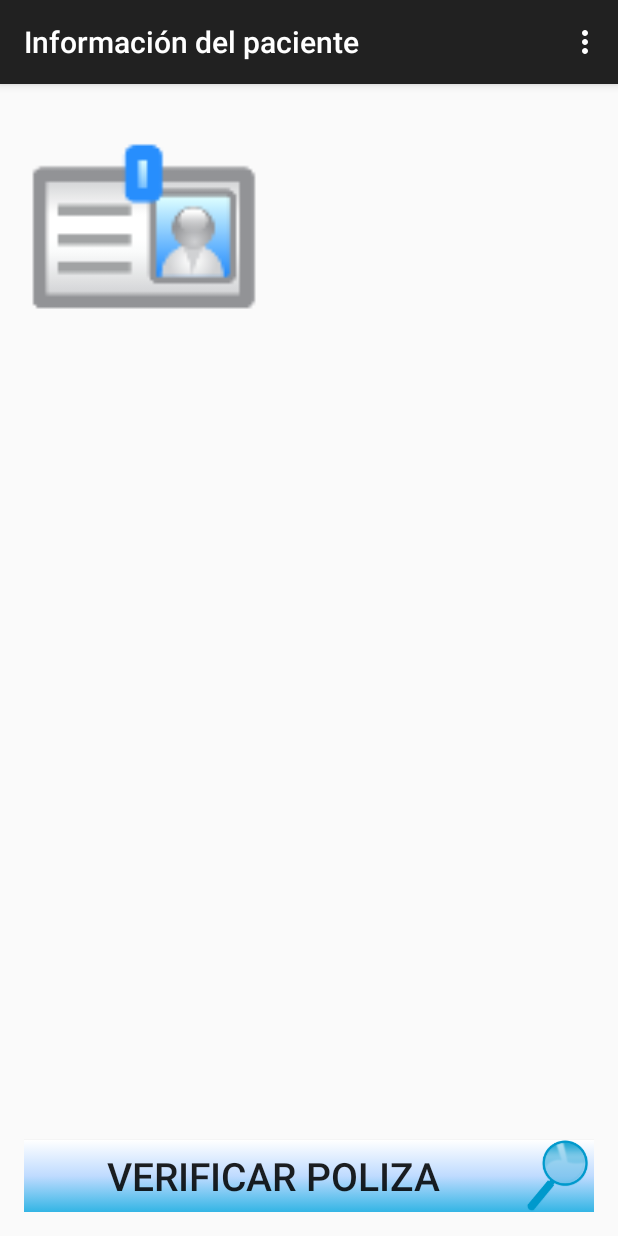
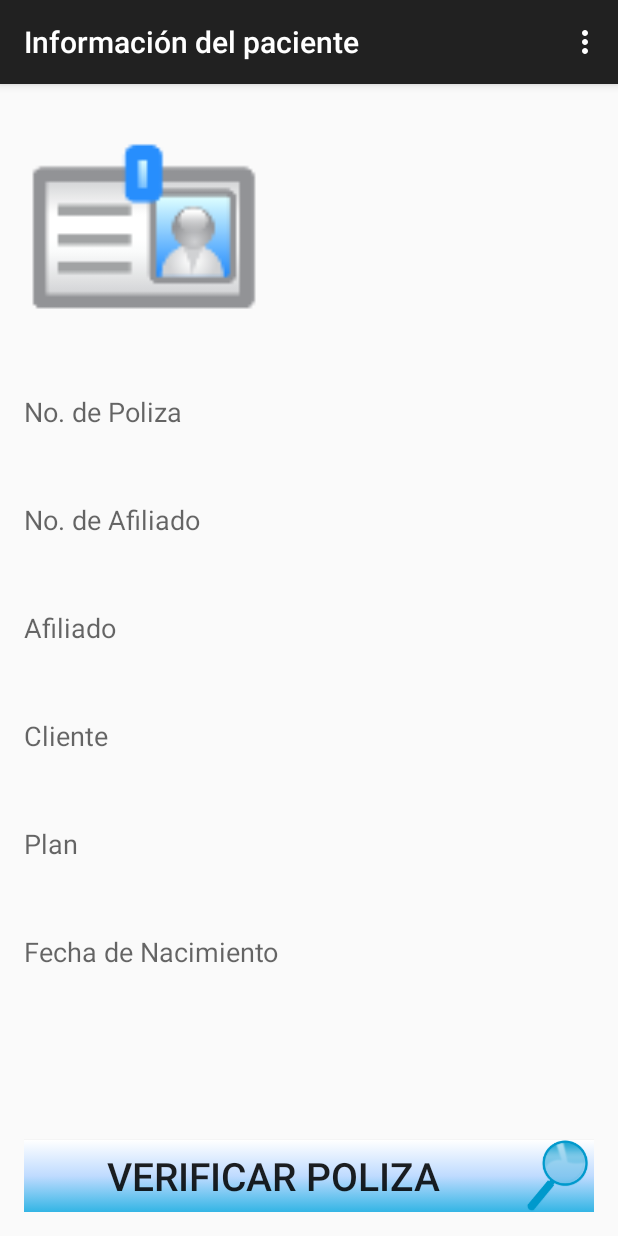
Before and after one commit to Breslyofimatic/ARS, an Android app: the ReaderActivity screen opened directly, with no data from a screen before it, on a phone screen of 412 x 824 dp. Run offline under Robolectric (Android 15) with nearby library versions, the phone set to English and light mode, and no system bars.

Commit message:
Arreglos en Resources

```diff
--- a/ofimatic.ars/src/main/res/layout/activity_main.xml
+++ b/ofimatic.ars/src/main/res/layout/activity_main.xml
@@ -2,10 +2,8 @@
     xmlns:tools="http://schemas.android.com/tools"
     android:layout_width="match_parent"
     android:layout_height="match_parent"
-    android:paddingLeft="@dimen/activity_horizontal_margin"
-    android:paddingRight="@dimen/activity_horizontal_margin"
-    android:paddingTop="@dimen/activity_vertical_margin"
-    android:paddingBottom="@dimen/activity_vertical_margin"
+    android:background="@drawable/listgrad"
+
     tools:context="com.ofimatic.ars.MainActivity">
 
     <ImageView
--- a/ofimatic.ars/src/main/res/layout/activity_reader.xml
+++ b/ofimatic.ars/src/main/res/layout/activity_reader.xml
@@ -1,4 +1,19 @@
 <RelativeLayout xmlns:android="http://schemas.android.com/apk/res/android"
+    xmlns:tools="http://schemas.android.com/tools"
+    android:layout_width="match_parent"
+    android:layout_height="match_parent"
+    tools:context="com.ofimatic.ars.ReaderOnlineActivity">
+
+    <ScrollView android:id="@+id/ScrollView02"
+        android:layout_width="fill_parent"
+        android:layout_height="fill_parent"
+        android:fillViewport="true"
+        android:fadeScrollbars="false"
+        >
+
+
+
+    <RelativeLayout xmlns:android="http://schemas.android.com/apk/res/android"
     xmlns:tools="http://schemas.android.com/tools"
     android:layout_width="match_parent"
     android:layout_height="match_parent"
@@ -12,7 +27,7 @@
         android:layout_width="wrap_content"
         android:layout_height="wrap_content"
         android:textAppearance="?android:attr/textAppearanceMedium"
-        android:id="@+id/tvNoPoliza"
+        android:id="@+id/poliza"
         android:text="@string/NoPoliza"
         android:layout_marginTop="190dp"
         android:layout_alignParentLeft="true"
@@ -22,8 +37,8 @@
         android:layout_width="wrap_content"
         android:layout_height="wrap_content"
         android:textAppearance="?android:attr/textAppearanceMedium"
-        android:id="@+id/tab1Vencimiento"
-        android:layout_below="@+id/tvNoPoliza"
+        android:id="@+id/tvNoPoliza"
+        android:layout_below="@+id/poliza"
         android:layout_marginTop="2dp"
         android:textSize="26sp"
         android:textStyle="bold"
@@ -33,9 +48,9 @@
         android:layout_width="wrap_content"
         android:layout_height="wrap_content"
         android:textAppearance="?android:attr/textAppearanceMedium"
-        android:id="@+id/tvNoAfiliado"
+        android:id="@+id/noafiliado"
         android:text="@string/NoAfiliado"
-        android:layout_below="@+id/tab1Vencimiento"
+        android:layout_below="@+id/tvNoPoliza"
         android:layout_marginTop="10dp"
         android:layout_alignParentLeft="true"
         android:layout_alignParentStart="true"/>
@@ -44,8 +59,8 @@
         android:layout_width="wrap_content"
         android:layout_height="wrap_content"
         android:textAppearance="?android:attr/textAppearanceMedium"
-        android:id="@+id/tab1Documento"
-        android:layout_below="@+id/tvNoAfiliado"
+        android:id="@+id/tvNoAfiliado"
+        android:layout_below="@+id/noafiliado"
         android:layout_marginTop="2dp"
         android:textSize="26sp"
         android:textStyle="bold"
@@ -55,9 +70,9 @@
         android:layout_width="wrap_content"
         android:layout_height="wrap_content"
         android:textAppearance="?android:attr/textAppearanceMedium"
-        android:id="@+id/tvAfiliado"
+        android:id="@+id/afiliado"
         android:text="@string/Afiliado"
-        android:layout_below="@+id/tab1Documento"
+        android:layout_below="@+id/tvNoAfiliado"
         android:layout_marginTop="10dp"
         android:layout_alignParentLeft="true"
         android:layout_alignParentStart="true"/>
@@ -66,12 +81,81 @@
         android:layout_width="wrap_content"
         android:layout_height="wrap_content"
         android:textAppearance="?android:attr/textAppearanceMedium"
-        android:id="@+id/tab1Nacionalidad"
-        android:layout_below="@+id/tvAfiliado"
+        android:id="@+id/tvAfiliado"
+        android:layout_below="@+id/afiliado"
         android:layout_marginTop="2dp"
         android:textSize="26sp"
         android:textStyle="bold"
         android:layout_centerHorizontal="true"/>
+
+    <TextView
+        android:layout_width="wrap_content"
+        android:layout_height="wrap_content"
+        android:textAppearance="?android:attr/textAppearanceMedium"
+        android:id="@+id/cliente"
+        android:text="Cliente"
+        android:layout_below="@+id/tvAfiliado"
+        android:layout_marginTop="10dp"
+        android:layout_alignParentLeft="true"
+        android:layout_alignParentStart="true"/>
+
+    <TextView
+        android:layout_width="wrap_content"
+        android:layout_height="wrap_content"
+        android:textAppearance="?android:attr/textAppearanceMedium"
+        android:id="@+id/tvClienteCompany"
+        android:layout_below="@+id/cliente"
+        android:layout_marginTop="2dp"
+        android:textSize="26sp"
+        android:textStyle="bold"
+        android:layout_centerHorizontal="true"/>
+
+
+    <TextView
+        android:layout_width="wrap_content"
+        android:layout_height="wrap_content"
+        android:textAppearance="?android:attr/textAppearanceMedium"
+        android:id="@+id/plan"
+        android:text="Plan"
+        android:layout_below="@+id/tvClienteCompany"
+        android:layout_marginTop="10dp"
+        android:layout_alignParentLeft="true"
+        android:layout_alignParentStart="true"/>
+
+    <TextView
+        android:layout_width="wrap_content"
+        android:layout_height="wrap_content"
+        android:textAppearance="?android:attr/textAppearanceMedium"
+        android:id="@+id/tvPlan"
+        android:layout_below="@+id/plan"
+        android:layout_marginTop="2dp"
+        android:textSize="26sp"
+        android:textStyle="bold"
+        android:layout_centerHorizontal="true"/>
+
+
+    <TextView
+        android:layout_width="wrap_content"
+        android:layout_height="wrap_content"
+        android:textAppearance="?android:attr/textAppearanceMedium"
+        android:id="@+id/fechanac"
+        android:text="Fecha de Nacimiento"
+        android:layout_below="@+id/tvPlan"
+        android:layout_marginTop="10dp"
+        android:layout_alignParentLeft="true"
+        android:layout_alignParentStart="true"/>
+
+    <TextView
+        android:layout_width="wrap_content"
+        android:layout_height="wrap_content"
+        android:textAppearance="?android:attr/textAppearanceMedium"
+        android:id="@+id/tvFechanac"
+        android:layout_below="@+id/fechanac"
+        android:layout_marginTop="2dp"
+        android:textSize="26sp"
+        android:textStyle="bold"
+        android:layout_centerHorizontal="true"/>
+
 
     <ImageView
         android:layout_width="160dp"
@@ -114,6 +198,7 @@
         android:textSize="26sp"
         android:background="@drawable/mybuttons"/>
 
-
+    </RelativeLayout>
+    </ScrollView>
 
 </RelativeLayout>
--- a/ofimatic.ars/src/main/res/layout/activity_reader_online.xml
+++ b/ofimatic.ars/src/main/res/layout/activity_reader_online.xml
@@ -2,10 +2,6 @@
     xmlns:tools="http://schemas.android.com/tools"
     android:layout_width="match_parent"
     android:layout_height="match_parent"
-    android:paddingLeft="@dimen/activity_horizontal_margin"
-    android:paddingRight="@dimen/activity_horizontal_margin"
-    android:paddingTop="@dimen/activity_vertical_margin"
-    android:paddingBottom="@dimen/activity_vertical_margin"
     tools:context="com.ofimatic.ars.ReaderOnlineActivity">
 
     <ScrollView android:id="@+id/ScrollView02"
```
Also changed, not shown: 2 other files.
